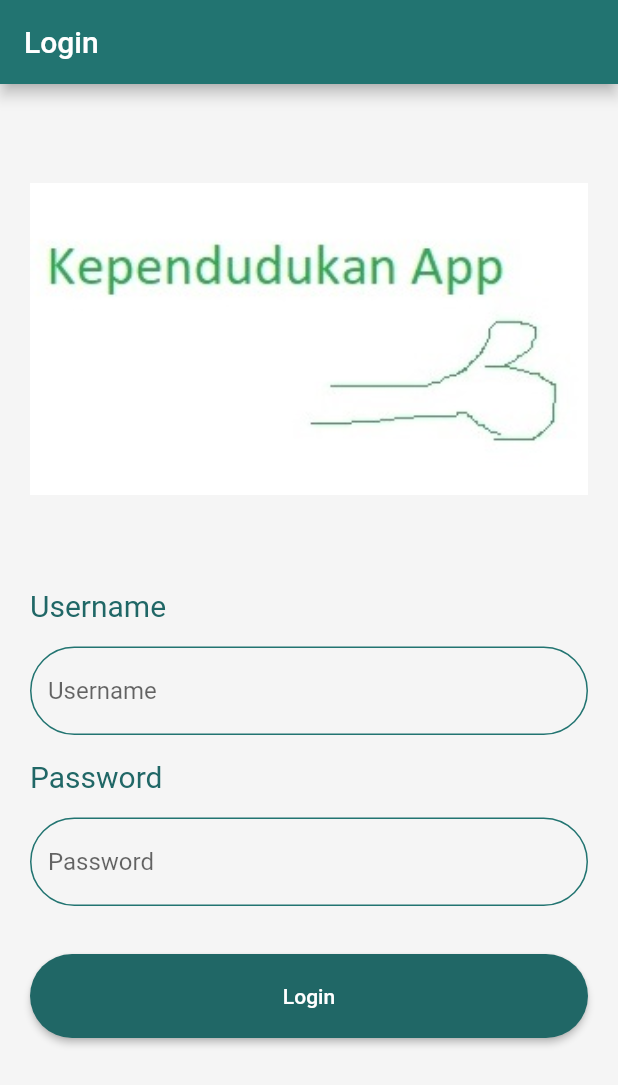
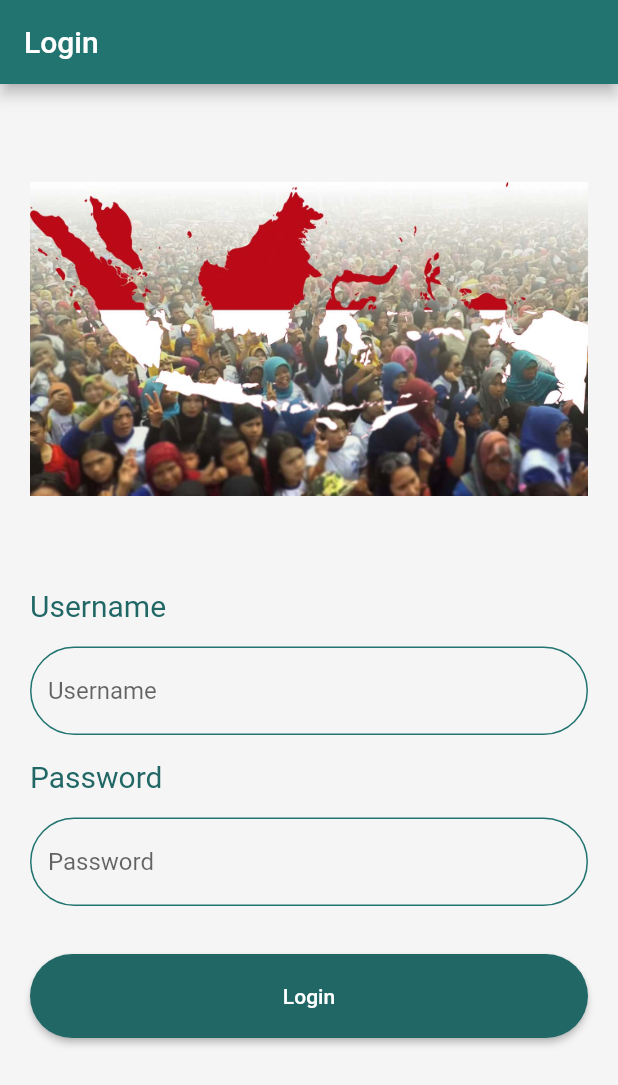
Before and after one commit to daneswarawicaksono/kependudukan-danes, a Flutter app: the screen it shows after launch, on a phone screen of 412 x 824 dp. Shown: the top 1085 px of the screen. Run offline on Flutter 3.47's test engine with Material 2 defaults, Android fonts, the phone set to English and light mode, and no system bars; missing offline and left inert: dart:js.

Commit message:
update login page

```diff
--- a/lib/input_new_data.dart
+++ b/lib/input_new_data.dart
@@ -398,7 +398,7 @@ class _InputNewDataState extends State<InputNewData> {
               child: Text(
                 'Pastikan semua data sudah diisi dengan benar sebelum mengirim form.',
                 style: TextStyle(
-                  color: Color(0xFF206766),
+                  color: Colors.red,
                   fontSize: 15.0,
                 ),
               ),
--- a/lib/login_page.dart
+++ b/lib/login_page.dart
@@ -11,6 +11,12 @@ class LoginPage extends StatefulWidget {
 }
 
 class _LoginPageState extends State<LoginPage> {
+  final TextEditingController usernameController =
+      TextEditingController(text: "");
+  final TextEditingController passwordController =
+      TextEditingController(text: "");
+  String password = 'daneswara2006';
+  String username = 'daneswara';
   @override
   Widget build(BuildContext context) {
     final InputBorder border = OutlineInputBorder(
@@ -33,7 +39,7 @@ class _LoginPageState extends State<LoginPage> {
         padding: const EdgeInsets.symmetric(horizontal: 20.0, vertical: 20.0),
         children: [
           Image.asset(
-            'assets/images/sampul.jpg',
+            'assets/images/penduduk.jpg',
             width: 100,
             height: 300,
             fit: BoxFit.contain,
@@ -41,22 +47,56 @@ class _LoginPageState extends State<LoginPage> {
           SizedBox(
             height: 16,
           ),
-          LoginForm(label: 'Username', border: border),
+          LoginForm(
+            label: 'Username',
+            border: border,
+            controller: usernameController,
+          ),
           SizedBox(
             height: 16,
           ),
-          LoginForm(label: 'Password', border: border),
+          LoginForm(
+            label: 'Password',
+            border: border,
+            controller: passwordController,
+          ),
           SizedBox(
             height: 32,
           ),
           ElevatedButton(
             onPressed: () {
+              if (usernameController.text == "" &&
+                  passwordController.text == "") {
+                showDialog(
+                    context: context,
+                    builder: (context) => AlertDialog(
+                          title: Text('error'),
+                          content: Text('Username dan password harus diisi'),
+                        ));
+              } else if (usernameController.text != username &&
+                  passwordController.text != password) {
+                showDialog(
+                    context: context,
+                    builder: (context) => AlertDialog(
+                          title: Text('error'),
+                          content: Text('Username dan password harus benar'),
+                        ));
+              } else if (usernameController.text == username &&
+                  passwordController.text == password) {
                 Navigator.pushReplacement(
                   context,
                   MaterialPageRoute(
                     builder: (context) => InputNewData(),
                   ),
                 );
+              } else {
+                showDialog(
+                    context: context,
+                    builder: (context) => AlertDialog(
+                          title: Text('error'),
+                          content: Text('something error'),
+                        ));
+              }
             },
             child: Text('Login'),
             style: ElevatedButton.styleFrom(
@@ -77,10 +117,12 @@ class LoginForm extends StatelessWidget {
     Key? key,
     required this.label,
     required this.border,
+    this.controller,
   }) : super(key: key);
 
   final String label;
   final InputBorder border;
+  final TextEditingController? controller;
 
   @override
   Widget build(BuildContext context) {
@@ -98,6 +140,7 @@ class LoginForm extends StatelessWidget {
           height: 16.0,
         ),
         TextFormField(
+          controller: controller,
           decoration: InputDecoration(
             border: border,
             hintText: label,
```
Also changed, not shown: lib/data_diri.dart (+3 -4 lines). Lines whose indentation alone changed are shown as unchanged.
